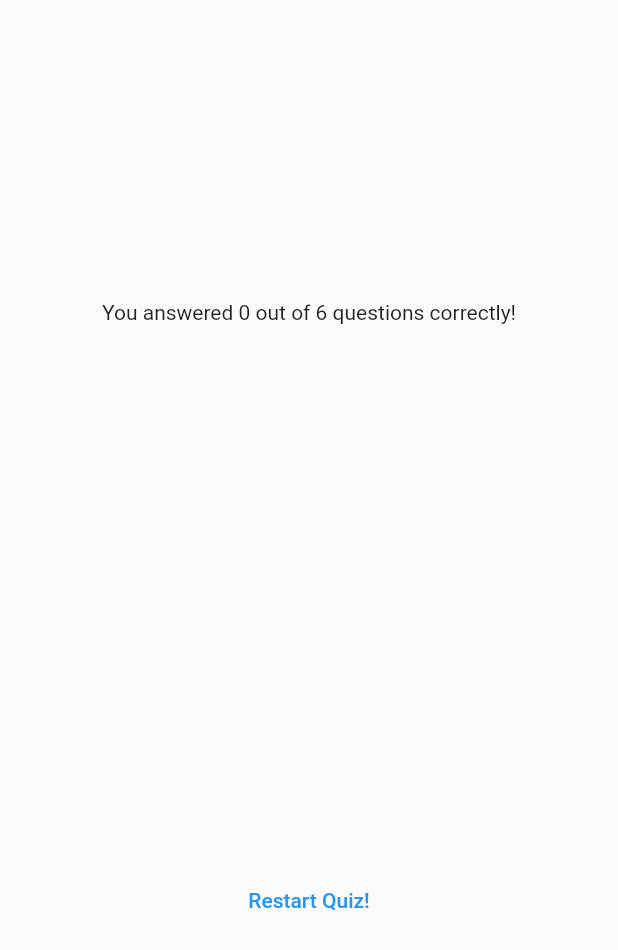
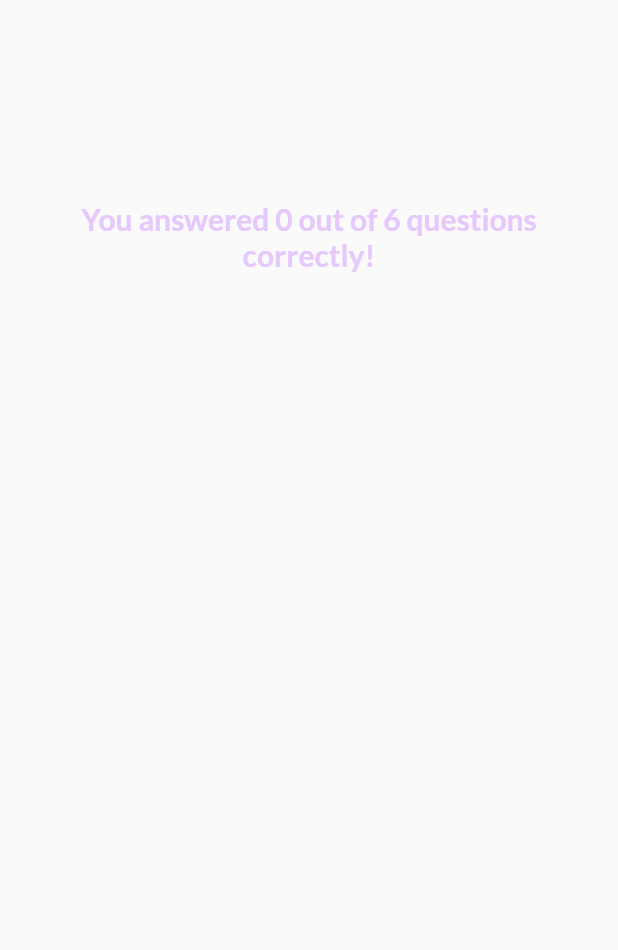
Before and after one commit to sepakTama/quiz_app, a Flutter app: the ResultsScreen widget shown alone on an empty page, opened directly with empty values, on a phone screen of 412 x 824 dp. Shown: the top 950 px of the screen. Run offline on Flutter 3.47's test engine with Material 2 defaults, Android fonts, the phone set to English and light mode, and no system bars; our stand-ins replace google_fonts.

Commit message:
make quiz_app

```diff
--- /dev/null
+++ b/lib/questions_summary/questions_summary.dart
@@ -0,0 +1,25 @@
+import 'package:flutter/material.dart';
+
+import 'package:quiz_app/questions_summary/summary_item.dart';
+
+class QuestionsSummary extends StatelessWidget {
+  const QuestionsSummary(this.summaryData, {super.key});
+
+  final List<Map<String, Object>> summaryData;
+
+  @override
+  Widget build(BuildContext context) {
+    return SizedBox(
+      height: 400,
+      child: SingleChildScrollView(
+        child: Column(
+          children: summaryData.map(
+            (data) {
+              return SummaryItem(data);
+            },
+          ).toList(),
+        ),
+      ),
+    );
+  }
+}
--- a/lib/results_screen.dart
+++ b/lib/results_screen.dart
@@ -1,14 +1,17 @@
 import 'package:flutter/material.dart';
 
 import 'package:quiz_app/data/questions.dart';
-import 'package:quiz_app/questions_summary.dart';
+import 'package:quiz_app/questions_summary/questions_summary.dart';
+import 'package:google_fonts/google_fonts.dart';
 
 class ResultsScreen extends StatelessWidget {
   const ResultsScreen({
     super.key,
     required this.chosenAnswers,
+    required this.onRestart,
   });
 
+  final void Function() onRestart;
   final List<String> chosenAnswers;
 
   List<Map<String, Object>> getSummaryData() {
@@ -45,6 +48,12 @@ class ResultsScreen extends StatelessWidget {
           children: [
             Text(
               'You answered $numCorrectQuestions out of $numTotalQuestions questions correctly!',
+              style: GoogleFonts.lato(
+                color: const Color.fromARGB(255, 230, 200, 253),
+                fontSize: 20,
+                fontWeight: FontWeight.bold,
+              ),
+              textAlign: TextAlign.center,
             ),
             const SizedBox(
               height: 30,
@@ -53,9 +62,13 @@ class ResultsScreen extends StatelessWidget {
             const SizedBox(
               height: 30,
             ),
-            TextButton(
-              onPressed: () {},
-              child: const Text('Restart Quiz!'),
+            TextButton.icon(
+              onPressed: onRestart,
+              style: TextButton.styleFrom(
+                foregroundColor: Colors.white,
+              ),
+              icon: const Icon(Icons.refresh),
+              label: const Text('Restart Quiz!'),
             )
           ],
         ),
```
Also changed, not shown: lib/questions_summary.dart (deleted, +0 -49 lines), lib/questions_summary/question_identifier.dart (added, +35 -0 lines), lib/questions_summary/summary_item.dart (added, +59 -0 lines), lib/quiz.dart (+17 -8 lines).
